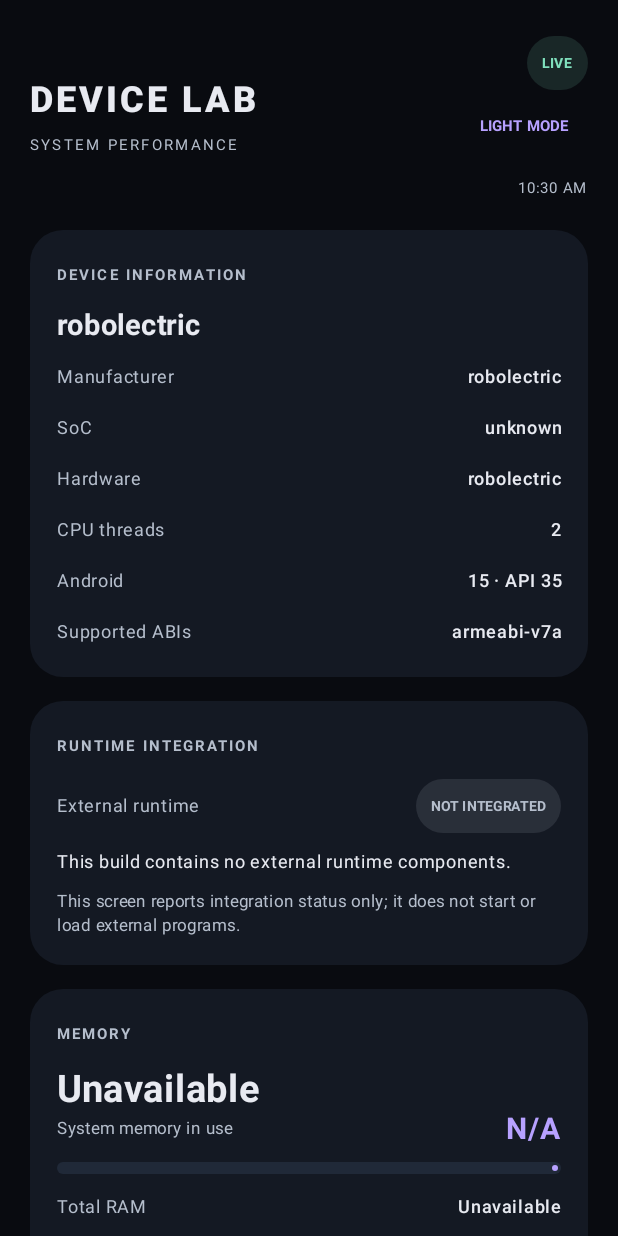
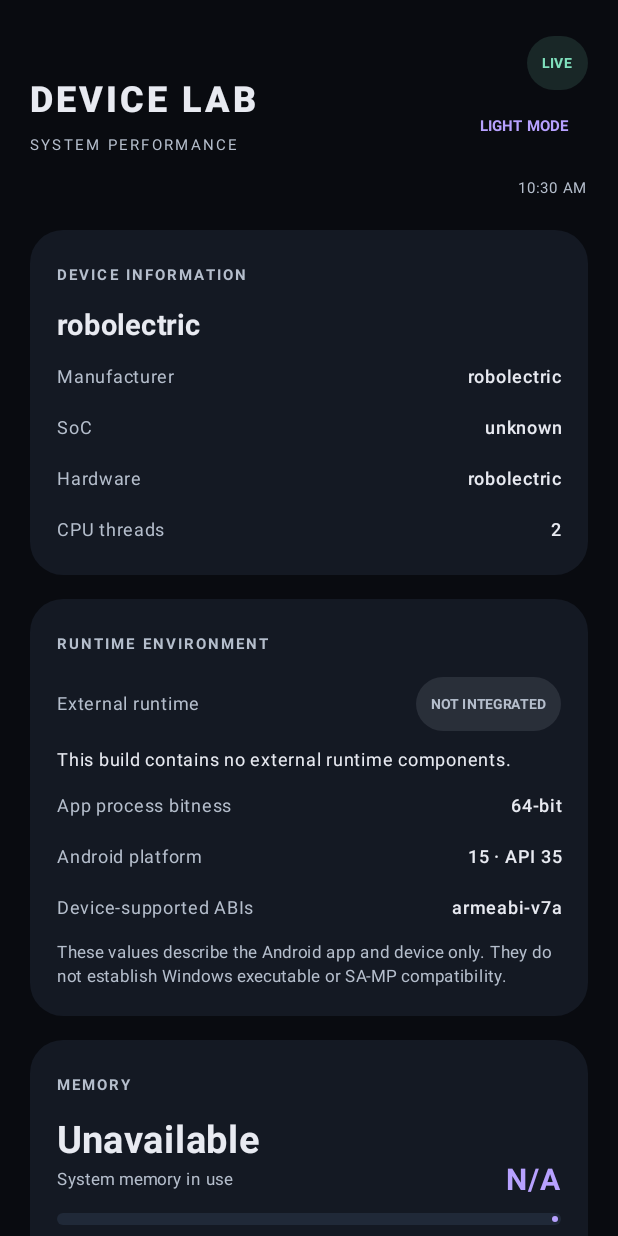
Before and after one commit to yyouki/SAMP-PC-for-Android, an Android app built with Jetpack Compose: the screen it shows after launch (MainActivity), on a phone screen of 412 x 824 dp. Run offline under Robolectric (Android 15) with nearby library versions, the phone set to English and light mode, and no system bars.

Commit message:
feat: report Android runtime environment facts

```diff
--- a/app/src/main/java/com/yyouki/sampdroid/device/DeviceProbe.kt
+++ b/app/src/main/java/com/yyouki/sampdroid/device/DeviceProbe.kt
@@ -40,6 +40,7 @@ object DeviceProbe {
             cpuThreadCount = Runtime.getRuntime().availableProcessors(),
             totalMemoryMb = readMemoryInfo(context).first,
             supportedAbis = Build.SUPPORTED_ABIS.toList(),
+            processBitness = ProcessBitness.fromIs64Bit(Process.is64Bit()),
         )
     }
 
--- a/app/src/main/java/com/yyouki/sampdroid/device/DeviceReport.kt
+++ b/app/src/main/java/com/yyouki/sampdroid/device/DeviceReport.kt
@@ -4,6 +4,17 @@ package com.yyouki.sampdroid.device
  * Basic Android device identity used by the diagnostics dashboard.
  * This model contains only public platform facts; it does not infer GPU or driver details.
  */
+enum class ProcessBitness(val displayName: String) {
+    BIT_32("32-bit"),
+    BIT_64("64-bit"),
+    UNAVAILABLE("Unavailable");
+
+    companion object {
+        fun fromIs64Bit(is64Bit: Boolean): ProcessBitness =
+            if (is64Bit) BIT_64 else BIT_32
+    }
+}
+
 data class DeviceReport(
     val manufacturer: String,
     val model: String,
@@ -14,6 +25,7 @@ data class DeviceReport(
     val cpuThreadCount: Int,
     val totalMemoryMb: Long?,
     val supportedAbis: List<String>,
+    val processBitness: ProcessBitness = ProcessBitness.UNAVAILABLE,
 ) {
     val displayName: String
         get() = listOf(manufacturer, model)
--- a/app/src/main/java/com/yyouki/sampdroid/device/DiagnosticReportFormatter.kt
+++ b/app/src/main/java/com/yyouki/sampdroid/device/DiagnosticReportFormatter.kt
@@ -31,6 +31,7 @@ fun formatDiagnosticReport(
         appendLine("Android: ${device.androidRelease.ifBlank { "Unavailable" }} (API ${device.apiLevel})")
         appendLine("CPU threads: ${device.cpuThreadCount}")
         appendLine("Supported ABIs: ${device.supportedAbis.joinToString().ifBlank { "Unavailable" }}")
+        appendLine("App process bitness: ${device.processBitness.displayName}")
         appendLine()
         appendLine("[MEMORY]")
         appendLine("Total RAM: ${formatMemoryMb(snapshot.totalMemoryMb)}")
@@ -55,6 +56,7 @@ fun formatDiagnosticReport(
         appendLine("Power saver: ${snapshot.powerSaveMode?.let { if (it) "On" else "Off" } ?: "Unavailable"}")
         appendLine("Low-memory warning: ${snapshot.lowMemory?.let { if (it) "Active" else "No" } ?: "Unavailable"}")
         appendLine()
-        append("Note: App CPU is a process-level core-equivalent estimate, not system-wide CPU utilization.")
+        appendLine("Note: App CPU is a process-level core-equivalent estimate, not system-wide CPU utilization.")
+        append("Note: App process bitness and supported ABIs describe the Android environment only; they do not establish compatibility with external Windows applications.")
     }
 }
--- a/app/src/main/java/com/yyouki/sampdroid/ui/HomeScreen.kt
+++ b/app/src/main/java/com/yyouki/sampdroid/ui/HomeScreen.kt
@@ -174,7 +174,7 @@ fun HomeScreen(
 
             DeviceCard(report = device)
 
-            RuntimeStatusCard()
+            RuntimeStatusCard(report = device)
 
             MemoryCard(snapshot = snapshot)
 
@@ -297,22 +297,14 @@ private fun DeviceCard(report: DeviceReport) {
         MetricRow("SoC", report.socModel.ifBlank { "Unavailable" })
         MetricRow("Hardware", report.hardware.ifBlank { "Unavailable" })
         MetricRow("CPU threads", report.cpuThreadCount.toString())
-        MetricRow(
-            "Android",
-            "${report.androidRelease} · API ${report.apiLevel}",
-        )
-        MetricRow(
-            "Supported ABIs",
-            report.supportedAbis.joinToString().ifBlank { "Unavailable" },
-        )
     }
 }
 
 @Composable
-private fun RuntimeStatusCard() {
+private fun RuntimeStatusCard(report: DeviceReport) {
     val status = currentRuntimeStatus()
 
-    Panel(title = "RUNTIME INTEGRATION") {
+    Panel(title = "RUNTIME ENVIRONMENT") {
         Row(
             modifier = Modifier.fillMaxWidth(),
             horizontalArrangement = Arrangement.SpaceBetween,
@@ -334,8 +326,14 @@ private fun RuntimeStatusCard() {
             fontSize = 12.sp,
             lineHeight = 18.sp,
         )
+        MetricRow("App process bitness", report.processBitness.displayName)
+        MetricRow("Android platform", "${report.androidRelease.ifBlank { "Unavailable" }} · API ${report.apiLevel}")
+        MetricRow(
+            "Device-supported ABIs",
+            report.supportedAbis.joinToString().ifBlank { "Unavailable" },
+        )
         Text(
-            text = "This screen reports integration status only; it does not start or load external programs.",
+            text = "These values describe the Android app and device only. They do not establish Windows executable or SA-MP compatibility.",
             color = MaterialTheme.colorScheme.onSurfaceVariant,
             fontSize = 11.sp,
             lineHeight = 16.sp,
```
Also changed, not shown: 5 other files.
